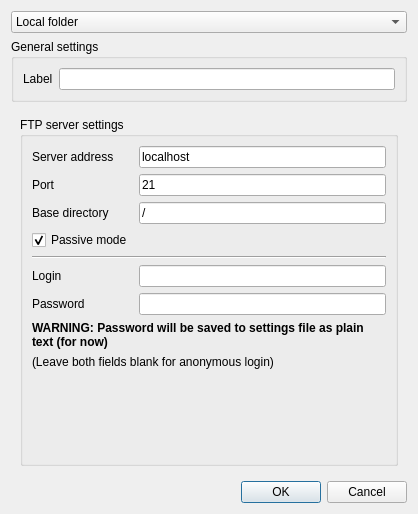
Old version of the form src/addeditdatasource.ui in the repository ZIMA-Engineering/ZIMA-CAD-Parts.
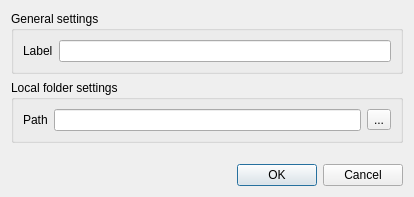
New version of the form. The open tabs and pages were chosen to show the change. Icons and pictures are not drawn.

```diff
--- a/src/addeditdatasource.ui
+++ b/src/addeditdatasource.ui
@@ -6,8 +6,8 @@
    <rect>
     <x>0</x>
     <y>0</y>
-    <width>418</width>
-    <height>514</height>
+    <width>414</width>
+    <height>197</height>
    </rect>
   </property>
   <property name="windowTitle">
@@ -17,24 +17,8 @@
    <iconset resource="../zima-cad-parts.qrc">
     <normaloff>:/gfx/icon.png</normaloff>:/gfx/icon.png</iconset>
   </property>
-  <layout class="QVBoxLayout" name="verticalLayout">
-   <item>
-    <layout class="QVBoxLayout" name="verticalLayout_4">
-     <item>
-      <widget class="QComboBox" name="dataSourceComboBox">
-       <item>
-        <property name="text">
-         <string>Local folder</string>
-        </property>
-       </item>
-       <item>
-        <property name="text">
-         <string>FTP - File Transfer Protocol</string>
-        </property>
-       </item>
-      </widget>
-     </item>
-     <item>
+  <layout class="QGridLayout" name="gridLayout_3">
+   <item row="0" column="0">
       <widget class="QGroupBox" name="groupBox_3">
        <property name="sizePolicy">
         <sizepolicy hsizetype="Preferred" vsizetype="Preferred">
@@ -45,33 +29,32 @@
        <property name="title">
         <string>General settings</string>
        </property>
-       <layout class="QFormLayout" name="formLayout">
+     <layout class="QGridLayout" name="gridLayout_2">
         <item row="0" column="0">
+       <layout class="QHBoxLayout" name="horizontalLayout_2">
+        <item>
          <widget class="QLabel" name="labelLabel">
           <property name="text">
            <string>Label</string>
           </property>
          </widget>
         </item>
-        <item row="0" column="1">
+        <item>
          <widget class="QLineEdit" name="labelLineEdit"/>
         </item>
        </layout>
-      </widget>
-     </item>
-     <item>
-      <widget class="QStackedWidget" name="stackedWidget">
-       <property name="currentIndex">
-        <number>0</number>
-       </property>
-       <widget class="QWidget" name="page">
-        <layout class="QVBoxLayout" name="verticalLayout_6">
-         <item>
+      </item>
+     </layout>
+    </widget>
+   </item>
+   <item row="1" column="0">
           <widget class="QGroupBox" name="groupBox_2">
            <property name="title">
             <string>Local folder settings</string>
            </property>
-           <layout class="QHBoxLayout" name="horizontalLayout_3">
+     <layout class="QGridLayout" name="gridLayout">
+      <item row="0" column="0">
+       <layout class="QHBoxLayout" name="horizontalLayout">
             <item>
              <widget class="QLabel" name="label_9">
               <property name="text">
@@ -90,160 +73,24 @@
              </widget>
             </item>
            </layout>
-          </widget>
-         </item>
-         <item>
-          <spacer name="verticalSpacer_4">
-           <property name="orientation">
-            <enum>Qt::Vertical</enum>
-           </property>
-           <property name="sizeHint" stdset="0">
-            <size>
-             <width>20</width>
-             <height>40</height>
-            </size>
-           </property>
-          </spacer>
-         </item>
-        </layout>
-       </widget>
-       <widget class="QWidget" name="page_2">
-        <layout class="QVBoxLayout" name="verticalLayout_5">
-         <item>
-          <widget class="QGroupBox" name="groupBox">
-           <property name="title">
-            <string>FTP server settings</string>
-           </property>
-           <layout class="QGridLayout" name="gridLayout">
-            <item row="0" column="0">
-             <widget class="QLabel" name="label">
-              <property name="text">
-               <string>Server address</string>
-              </property>
-             </widget>
-            </item>
-            <item row="0" column="1">
-             <widget class="QLineEdit" name="txtHost">
-              <property name="text">
-               <string>localhost</string>
-              </property>
-             </widget>
-            </item>
-            <item row="1" column="0">
-             <widget class="QLabel" name="label_2">
-              <property name="text">
-               <string>Port</string>
-              </property>
-             </widget>
-            </item>
-            <item row="1" column="1">
-             <widget class="QLineEdit" name="txtPort">
-              <property name="text">
-               <string>21</string>
-              </property>
-             </widget>
-            </item>
-            <item row="2" column="1">
-             <widget class="QLineEdit" name="txtBaseDir">
-              <property name="text">
-               <string>/</string>
-              </property>
+      </item>
+     </layout>
              </widget>
             </item>
             <item row="2" column="0">
-             <widget class="QLabel" name="label_3">
-              <property name="text">
-               <string>Base directory</string>
-              </property>
-             </widget>
-            </item>
-            <item row="7" column="0">
-             <widget class="QLabel" name="label_5">
-              <property name="text">
-               <string>Login</string>
-              </property>
-             </widget>
-            </item>
-            <item row="4" column="0" colspan="2">
-             <widget class="Line" name="line">
+    <spacer name="verticalSpacer">
               <property name="orientation">
-               <enum>Qt::Horizontal</enum>
-              </property>
-             </widget>
-            </item>
-            <item row="8" column="0">
-             <widget class="QLabel" name="label_6">
-              <property name="text">
-               <string>Password</string>
-              </property>
-             </widget>
-            </item>
-            <item row="7" column="1">
-             <widget class="QLineEdit" name="txtLogin"/>
-            </item>
-            <item row="8" column="1">
-             <widget class="QLineEdit" name="txtPass">
-              <property name="echoMode">
-               <enum>QLineEdit::Password</enum>
-              </property>
-             </widget>
+      <enum>Qt::Vertical</enum>
+     </property>
+     <property name="sizeHint" stdset="0">
+      <size>
+       <width>20</width>
+       <height>1</height>
+      </size>
+     </property>
+    </spacer>
             </item>
             <item row="3" column="0">
-             <widget class="QCheckBox" name="checkPassive">
-              <property name="text">
-               <string>Passive mode</string>
-              </property>
-              <property name="checked">
-               <bool>true</bool>
-              </property>
-             </widget>
-            </item>
-            <item row="10" column="0" colspan="2">
-             <widget class="QLabel" name="label_7">
-              <property name="text">
-               <string>(Leave both fields blank for anonymous login)</string>
-              </property>
-              <property name="wordWrap">
-               <bool>true</bool>
-              </property>
-             </widget>
-            </item>
-            <item row="9" column="0" colspan="2">
-             <widget class="QLabel" name="label_8">
-              <property name="styleSheet">
-               <string notr="true"/>
-              </property>
-              <property name="text">
-               <string>&lt;strong&gt;WARNING: Password will be saved to settings  file as plain text (for now)&lt;/strong&gt;</string>
-              </property>
-              <property name="wordWrap">
-               <bool>true</bool>
-              </property>
-             </widget>
-            </item>
-            <item row="11" column="0">
-             <spacer name="verticalSpacer_2">
-              <property name="orientation">
-               <enum>Qt::Vertical</enum>
-              </property>
-              <property name="sizeHint" stdset="0">
-               <size>
-                <width>20</width>
-                <height>40</height>
-               </size>
-              </property>
-             </spacer>
-            </item>
-           </layout>
-          </widget>
-         </item>
-        </layout>
-       </widget>
-      </widget>
-     </item>
-    </layout>
-   </item>
-   <item>
     <widget class="QDialogButtonBox" name="buttonBox">
      <property name="orientation">
       <enum>Qt::Horizontal</enum>
```
Left out of the diff: 48 changed lines with no effect on the pictures. Lines whose indentation alone changed are shown as unchanged.
